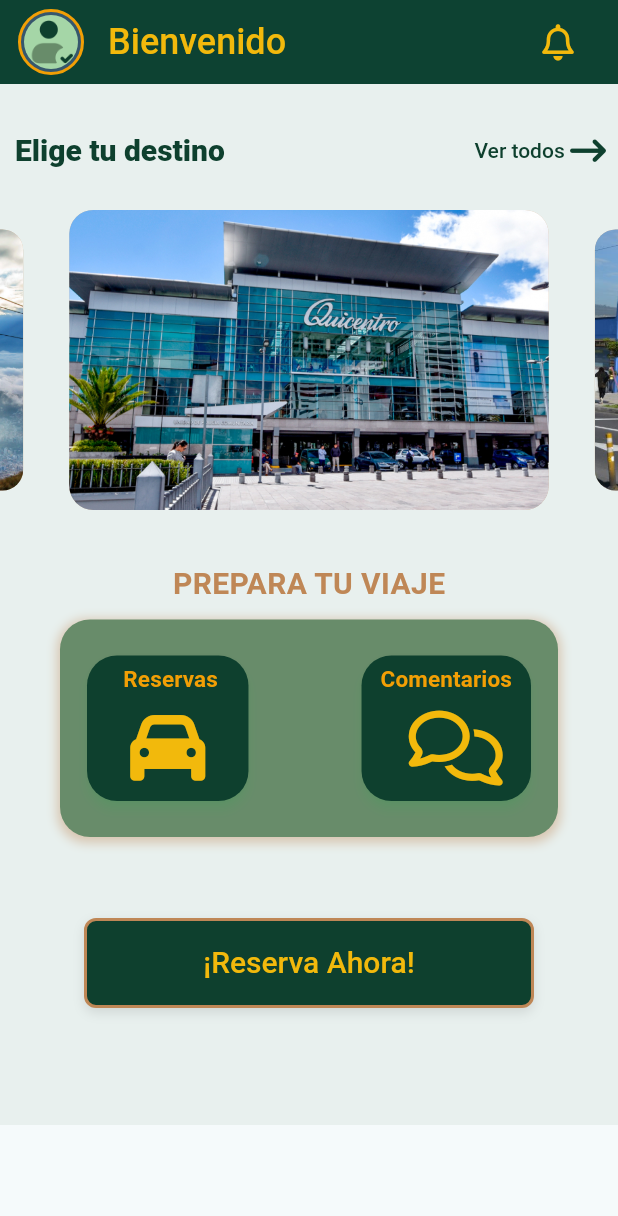
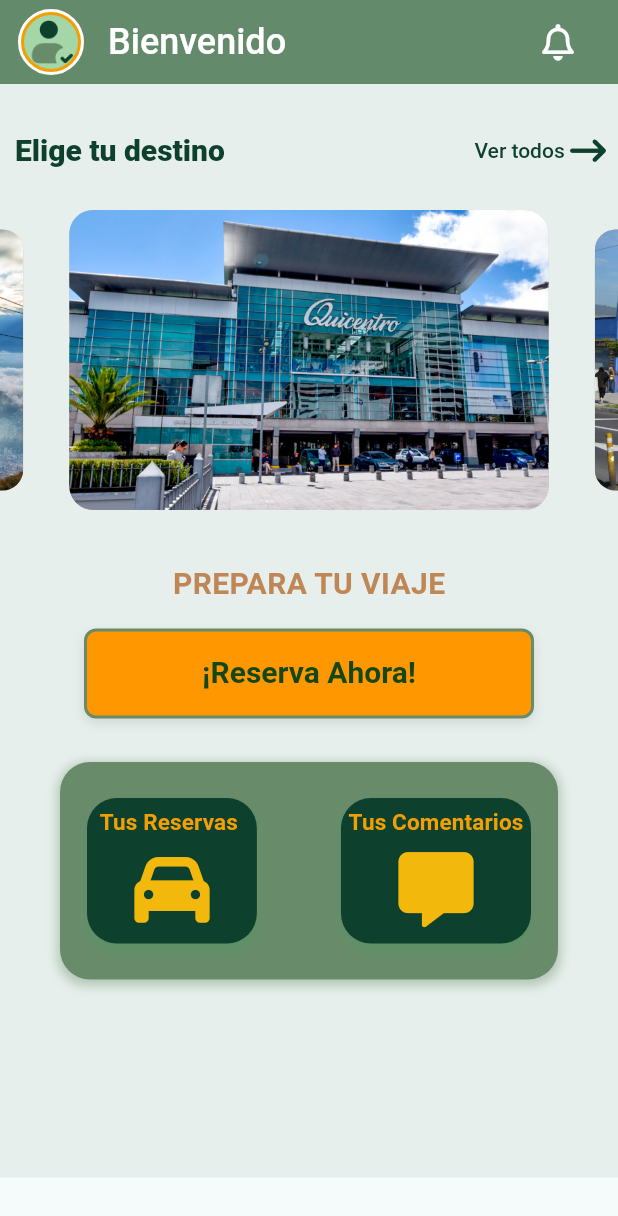
Before and after one commit to raymi-matango/P01F-WASIMAN, a Flutter app: the HomePage screen opened directly, on a phone screen of 412 x 824 dp. Shown: the top 1216 px of the screen. Run offline on Flutter 3.47's test engine with Material 3 defaults, Android fonts, the phone set to English and light mode, and no system bars; drawn by our look-alikes of carousel_slider; our stand-ins replace email_validator, flutter_staggered_animations, font_awesome_flutter, google_nav_bar, shared_preferences; accounts and stored records are empty; Roboto replaces fonts that are missing (Font Awesome, Readex Pro).

Commit message:
ui de home mejorando

```diff
--- a/lib/pages/home.dart
+++ b/lib/pages/home.dart
@@ -17,7 +17,7 @@ class _HomePageState extends State<HomePage> {
   Widget build(BuildContext context) {
     return Scaffold(
       appBar: AppBar(
-        backgroundColor: Color(0xFF0E402E),
+        backgroundColor: Color(0xff688C6A),
         automaticallyImplyLeading: false,
         leading: Padding(
           padding: const EdgeInsets.fromLTRB(12, 6, 0, 6),
@@ -25,10 +25,10 @@ class _HomePageState extends State<HomePage> {
             width: 44,
             height: 44,
             decoration: BoxDecoration(
-              color: Color(0x4D9489F5),
+              color: Color(0xffF29F05),
               shape: BoxShape.circle,
               border: Border.all(
-                color: Color(0xFFF29F05),
+                color: Colors.white,
                 width: 2,
               ),
             ),
@@ -52,7 +52,7 @@ class _HomePageState extends State<HomePage> {
         title: const Text(
           'Bienvenido',
           style: TextStyle(
-            color: Color(0xFFF2B90C),
+            color: Colors.white,
             fontSize: 24,
             letterSpacing: 0,
             fontWeight: FontWeight.w500,
@@ -64,7 +64,7 @@ class _HomePageState extends State<HomePage> {
             child: IconButton(
               icon: const Icon(
                 FontAwesomeIcons.bell,
-                color: Color(0xFFF2B90C),
+                color: Colors.white,
                 size: 24,
               ),
               onPressed: () {
@@ -83,7 +83,7 @@ class _HomePageState extends State<HomePage> {
         child: Container(
           decoration: BoxDecoration(
             color: Color(0xff688C6A)
-                .withOpacity(0.09), // Color de fondo del contenedor
+                .withOpacity(0.1), // Color de fondo del contenedor
           ),
           child: Column(
             children: [
@@ -210,70 +210,18 @@ class _HomePageState extends State<HomePage> {
                 ),
               ),
               const SizedBox(
-                height: 5,
+                height: 15,
               ),
-              //Caja de botones
-              Container(
-                padding: EdgeInsets.all(8),
-                margin: EdgeInsets.symmetric(vertical: 4, horizontal: 40),
-                decoration: BoxDecoration(
-                  color: Color(0xff688C6A), // Color de fondo del contenedor
-                  borderRadius: BorderRadius.circular(20), // Bordes redondeados
-                  boxShadow: [
-                    BoxShadow(
-                      color: const Color(0xffBF8756)
-                          .withOpacity(0.4), // Sombra naranja
-                      spreadRadius: 2,
-                      blurRadius: 5,
-                      offset: Offset(0, 2), // Desplazamiento de la sombra
-                    ),
-                  ],
-                ),
-                child: Column(
-                  children: [
-                    SizedBox(height: 16),
-                    Row(
-                      mainAxisAlignment: MainAxisAlignment.spaceBetween,
-                      children: [
-                        _buildDestination(
-                          '     Reservas    ',
-                          FontAwesomeIcons.car,
-                          onTap: () {
-                            Navigator.push(
-                              context,
-                              MaterialPageRoute(
-                                  builder: (context) => DetalleReservas()),
-                            );
-                          },
-                        ),
-                        _buildDestination(
-                          '  Comentarios  ',
-                          FontAwesomeIcons.comments,
-                          onTap: () {
-                            Navigator.push(
-                              context,
-                              MaterialPageRoute(
-                                  builder: (context) => DetalleComentarios()),
-                            );
-                          },
-                        ),
-                      ],
-                    ),
-                    SizedBox(height: 16),
-                  ],
-                ),
-              ),
-              SizedBox(height: 50),
               Container(
                 width: 300,
                 height: 60,
                 decoration: BoxDecoration(
                   borderRadius: BorderRadius.circular(8),
                   border: Border.all(
-                    color: Color(0xffBF8756),
+                    color: Color(0xff688C6A),
                     width: 2,
                   ),
-                  color: Color(0xFF0E402E),
+                  color: Colors.orange,
                   boxShadow: const [
                     BoxShadow(
                       color: Color.fromRGBO(0, 0, 0, 0.1),
@@ -296,13 +244,69 @@ class _HomePageState extends State<HomePage> {
                   child: const Text(
                     '¡Reserva Ahora!',
                     style: TextStyle(
-                      color: Color(0xffF2B90C),
-                      letterSpacing: 0,
-                      fontSize: 20,
-                    ),
+                        color: Color.fromARGB(255, 20, 70, 22),
+                        letterSpacing: 0,
+                        fontSize: 20,
+                        fontWeight: FontWeight.bold),
                   ),
                 ),
               ),
+              const SizedBox(
+                height: 25,
+              ),
+              //Caja de botones
+              Container(
+                padding: EdgeInsets.all(8),
+                margin: EdgeInsets.symmetric(vertical: 4, horizontal: 40),
+                decoration: BoxDecoration(
+                  color: Color(0xff688C6A), // Color de fondo del contenedor
+                  borderRadius: BorderRadius.circular(20), // Bordes redondeados
+                  boxShadow: [
+                    BoxShadow(
+                      color: const Color(0xff688C6A)
+                          .withOpacity(0.4), // Sombra naranja
+                      spreadRadius: 2,
+                      blurRadius: 5,
+                      offset: Offset(0, 2), // Desplazamiento de la sombra
+                    ),
+                  ],
+                ),
+                child: Column(
+                  children: [
+                    SizedBox(height: 16),
+                    Row(
+                      mainAxisAlignment: MainAxisAlignment.spaceBetween,
+                      children: [
+                        _buildDestination(
+                          ' Tus Reservas  ',
+                          FontAwesomeIcons.car,
+                          onTap: () {
+                            Navigator.push(
+                              context,
+                              MaterialPageRoute(
+                                  builder: (context) => DetalleReservas()),
+                            );
+                          },
+                        ),
+                        _buildDestination(
+                          'Tus Comentarios',
+                          FontAwesomeIcons.solidMessage,
+                          onTap: () {
+                            Navigator.push(
+                              context,
+                              MaterialPageRoute(
+                                  builder: (context) => DetalleComentarios()),
+                            );
+                          },
+                        ),
+                      ],
+                    ),
+                    SizedBox(height: 16),
+                  ],
+                ),
+              ),
+              SizedBox(height: 50),
+
               SizedBox(
                 height: 78,
               )
```
